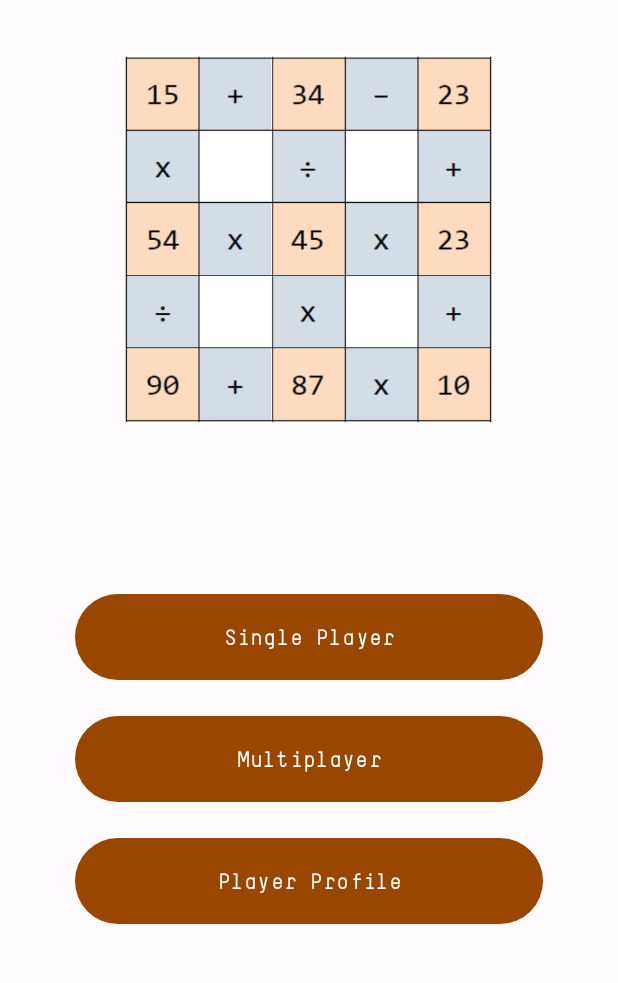
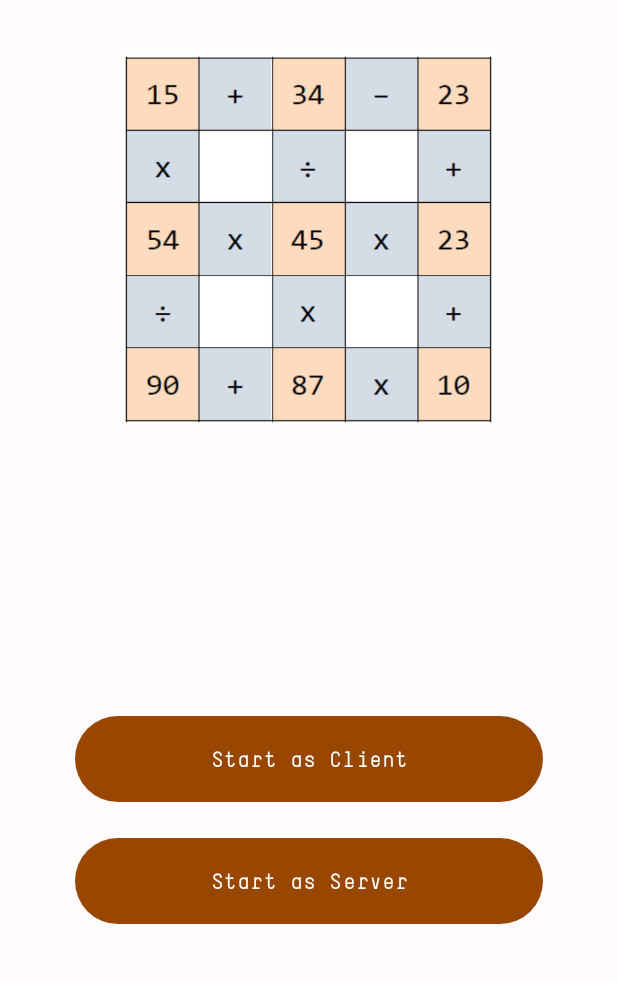
Before and after one commit to ialexreis/amov-app, an Android app: the screen it shows after launch (MainMenuActivity before the commit, ModeActivity after it), after a tap on "Multiplayer", on a phone screen of 412 x 824 dp, the part 249-1232 px from its top. Run offline under Robolectric (Android 15) with nearby library versions, the phone set to English and light mode, and no system bars.

Commit message:
client and server mode popups without connectivity functinality

```diff
--- a/app/src/main/java/pt/isec/agileMath/activities/MainMenuActivity.kt
+++ b/app/src/main/java/pt/isec/agileMath/activities/MainMenuActivity.kt
@@ -2,6 +2,7 @@ package pt.isec.agileMath.activities
 
 import android.os.Bundle
 import android.util.Log
+import android.view.Display.Mode
 import androidx.appcompat.app.AppCompatActivity
 import pt.isec.agileMath.databinding.ActivityMainMenuBinding
 import pt.isec.agileMath.models.Board
@@ -23,5 +24,5 @@ class MainMenuActivity : AppCompatActivity() {
 
     fun onEditProfile() = startActivity(EditProfileActivity.getIntent(this))
     fun onSinglePlayer() = startActivity(GameActivity.getIntent(this))
-    fun onMultiplayer() {}
+    fun onMultiplayer() = startActivity(ModeActivity.getIntent(this))
 }
--- /dev/null
+++ b/app/src/main/java/pt/isec/agileMath/activities/ModeActivity.kt
@@ -0,0 +1,29 @@
+package pt.isec.agileMath.activities
+
+import android.content.Context
+import android.content.Intent
+import androidx.appcompat.app.AppCompatActivity
+import android.os.Bundle
+import pt.isec.agileMath.databinding.ActivityModeBinding
+import pt.isec.agileMath.multiplayer.Popups
+
+class ModeActivity : AppCompatActivity() {
+
+    private lateinit var binding: ActivityModeBinding
+
+    companion object {
+        fun getIntent(ctx: Context): Intent {
+            return Intent(ctx, ModeActivity::class.java)
+        }
+    }
+
+    override fun onCreate(savedInstanceState: Bundle?) {
+        super.onCreate(savedInstanceState)
+        binding = ActivityModeBinding.inflate(layoutInflater)
+
+        setContentView(binding.root)
+
+        binding.btnStartMultiplayer.setOnClickListener { Popups.serverPopup(this) }
+        binding.btnStartClient.setOnClickListener { Popups.clientPopup(this) }
+    }
+}
--- /dev/null
+++ b/app/src/main/res/layout/activity_mode.xml
@@ -0,0 +1,53 @@
+<?xml version="1.0" encoding="utf-8"?>
+<FrameLayout xmlns:android="http://schemas.android.com/apk/res/android"
+    xmlns:tools="http://schemas.android.com/tools"
+    android:layout_width="match_parent"
+    android:layout_height="match_parent"
+    tools:context="pt.isec.agileMath.activities.MainMenuActivity">
+
+    <TextView
+        android:layout_width="wrap_content"
+        android:layout_height="wrap_content"
+        android:layout_gravity="top|center"
+        android:layout_marginTop="100dp"
+        android:text="@string/app_name"
+        android:textSize="55sp"
+        android:textStyle="italic|bold" />
+
+    <ImageView
+        android:layout_width="250sp"
+        android:layout_height="250sp"
+        android:layout_gravity="top|center"
+        android:layout_marginTop="200sp"
+        android:background="@drawable/front_image"
+        tools:ignore="ContentDescription" />
+
+
+    <LinearLayout
+        android:layout_width="match_parent"
+        android:layout_height="wrap_content"
+        android:layout_gravity="center_horizontal|bottom"
+        android:orientation="vertical"
+        android:paddingHorizontal="42dp"
+        android:paddingVertical="30dp">
+
+        <Button
+            android:id="@+id/btnStartClient"
+            android:layout_width="match_parent"
+            android:layout_height="wrap_content"
+            android:layout_margin="8dp"
+            android:onClick="startAsClient"
+            android:padding="20dp"
+            android:text="@string/start_server_as_client" />
+
+        <Button
+            android:id="@+id/btnStartMultiplayer"
+            android:layout_width="match_parent"
+            android:layout_height="wrap_content"
+            android:layout_margin="8dp"
+            android:onClick="startAsServer"
+            android:padding="20dp"
+            android:text="@string/start_as_server" />
+
+    </LinearLayout>
+</FrameLayout>
--- a/app/src/main/res/values/strings.xml
+++ b/app/src/main/res/values/strings.xml
@@ -15,4 +15,11 @@
     <string name="_00000">00000</string>
     <string name="time">Time</string>
     <string name="_00">00</string>
+    <string name="start_server_as_client">Start as Client</string>
+    <string name="start_as_server">Start as Server</string>
+    <string name="button_cancel">Cancel</string>
+    <string name="btn_emulator">Emulate</string>
+    <string name="error_address">Invalid ip address</string>
+    <string name="button_connect">Connect</string>
+    <string name="ask_ip">Insert Ip</string>
 </resources>
```
Also changed, not shown: app/src/main/AndroidManifest.xml (+8 -0 lines), app/src/main/java/pt/isec/agileMath/multiplayer/Popups.kt (added, +122 -0 lines).
